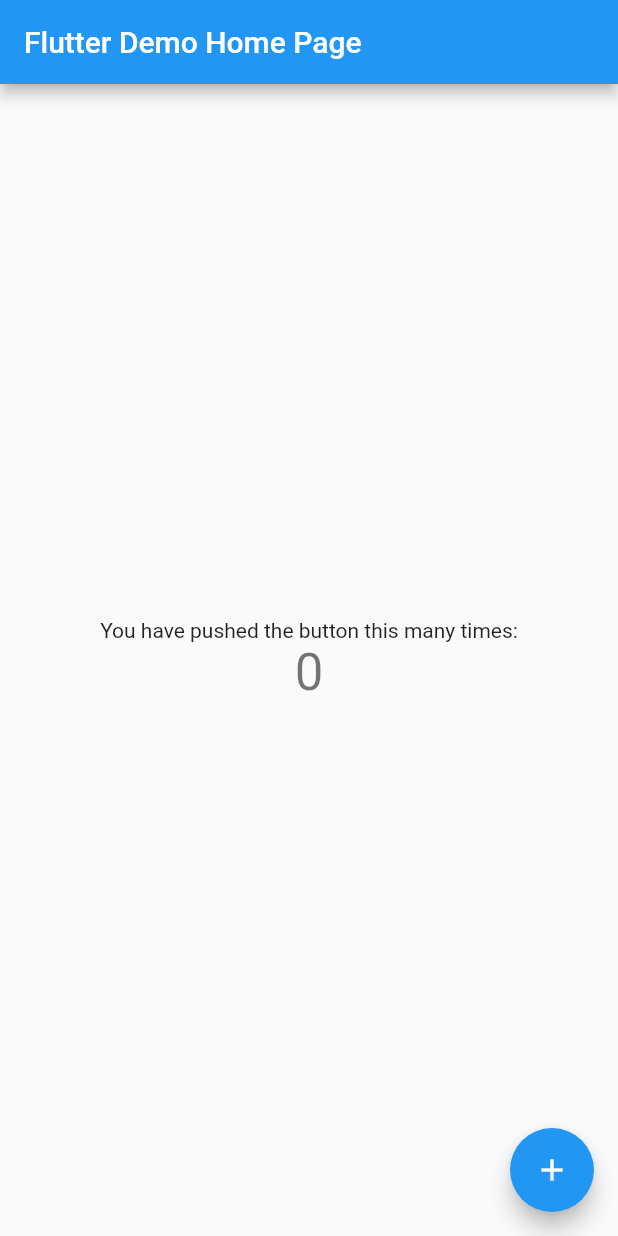
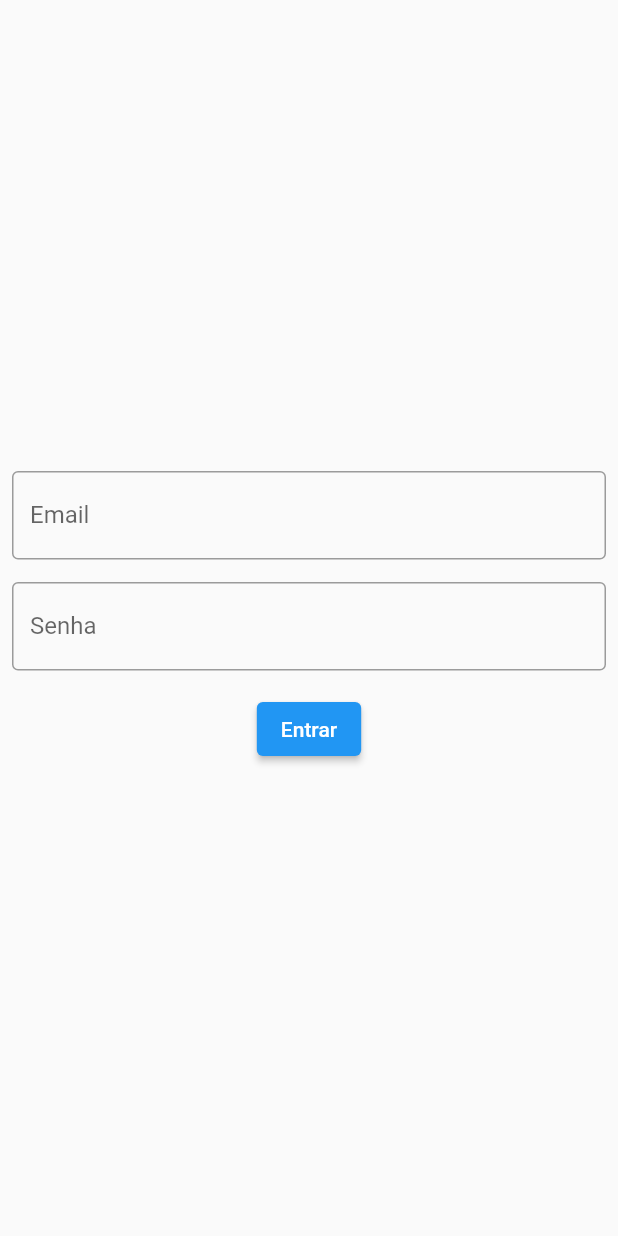
Before and after one commit to lucasvini382/programesi-flutter, a Flutter app: the screen it shows after launch, on a phone screen of 412 x 824 dp. Run offline on Flutter 3.47's test engine with Material 2 defaults, Android fonts, the phone set to English and light mode, and no system bars; our stand-ins replace dio, flutter_modular, sentry_flutter.

Commit message:
feature: :sparkles: integra com back-end

```diff
--- a/lib/main.dart
+++ b/lib/main.dart
@@ -1,115 +1,33 @@
 import 'package:flutter/material.dart';
+import 'package:flutter_modular/flutter_modular.dart';
+import 'package:programesi/utils/routing/modules/app.module.dart';
+import 'package:programesi/utils/routing/routes.dart';
+import 'package:programesi/view_model/user.view_model.dart';
+import 'package:provider/provider.dart';
 
 void main() {
-  runApp(const MyApp());
+  runApp(ModularApp(module: AppModule(), child: const ProgrameSiApp()));
 }
 
-class MyApp extends StatelessWidget {
-  const MyApp({Key? key}) : super(key: key);
+class ProgrameSiApp extends StatelessWidget {
+  const ProgrameSiApp({Key? key, this.initialRoute = loginRoute})
+      : super(key: key);
 
-  // This widget is the root of your application.
-  @override
-  Widget build(BuildContext context) {
-    return MaterialApp(
-      title: 'Flutter Demo',
-      theme: ThemeData(
-        // This is the theme of your application.
-        //
-        // Try running your application with "flutter run". You'll see the
-        // application has a blue toolbar. Then, without quitting the app, try
-        // changing the primarySwatch below to Colors.green and then invoke
-        // "hot reload" (press "r" in the console where you ran "flutter run",
-        // or simply save your changes to "hot reload" in a Flutter IDE).
-        // Notice that the counter didn't reset back to zero; the application
-        // is not restarted.
-        primarySwatch: Colors.blue,
-      ),
-      home: const MyHomePage(title: 'Flutter Demo Home Page'),
-    );
-  }
-}
-
-class MyHomePage extends StatefulWidget {
-  const MyHomePage({Key? key, required this.title}) : super(key: key);
-
-  // This widget is the home page of your application. It is stateful, meaning
-  // that it has a State object (defined below) that contains fields that affect
-  // how it looks.
-
-  // This class is the configuration for the state. It holds the values (in this
-  // case the title) provided by the parent (in this case the App widget) and
-  // used by the build method of the State. Fields in a Widget subclass are
-  // always marked "final".
-
-  final String title;
-
-  @override
-  State<MyHomePage> createState() => _MyHomePageState();
-}
-
-class _MyHomePageState extends State<MyHomePage> {
-  int _counter = 0;
-
-  void _incrementCounter() {
-    setState(() {
-      // This call to setState tells the Flutter framework that something has
-      // changed in this State, which causes it to rerun the build method below
-      // so that the display can reflect the updated values. If we changed
-      // _counter without calling setState(), then the build method would not be
-      // called again, and so nothing would appear to happen.
-      _counter++;
-    });
-  }
+  final String initialRoute;
 
   @override
   Widget build(BuildContext context) {
-    // This method is rerun every time setState is called, for instance as done
-    // by the _incrementCounter method above.
-    //
-    // The Flutter framework has been optimized to make rerunning build methods
-    // fast, so that you can just rebuild anything that needs updating rather
-    // than having to individually change instances of widgets.
-    return Scaffold(
-      appBar: AppBar(
-        // Here we take the value from the MyHomePage object that was created by
-        // the App.build method, and use it to set our appbar title.
-        title: Text(widget.title),
-      ),
-      body: Center(
-        // Center is a layout widget. It takes a single child and positions it
-        // in the middle of the parent.
-        child: Column(
-          // Column is also a layout widget. It takes a list of children and
-          // arranges them vertically. By default, it sizes itself to fit its
-          // children horizontally, and tries to be as tall as its parent.
-          //
-          // Invoke "debug painting" (press "p" in the console, choose the
-          // "Toggle Debug Paint" action from the Flutter Inspector in Android
-          // Studio, or the "Toggle Debug Paint" command in Visual Studio Code)
-          // to see the wireframe for each widget.
-          //
-          // Column has various properties to control how it sizes itself and
-          // how it positions its children. Here we use mainAxisAlignment to
-          // center the children vertically; the main axis here is the vertical
-          // axis because Columns are vertical (the cross axis would be
-          // horizontal).
-          mainAxisAlignment: MainAxisAlignment.center,
-          children: <Widget>[
-            const Text(
-              'You have pushed the button this many times:',
-            ),
-            Text(
-              '$_counter',
-              style: Theme.of(context).textTheme.headline4,
-            ),
-          ],
-        ),
-      ),
-      floatingActionButton: FloatingActionButton(
-        onPressed: _incrementCounter,
-        tooltip: 'Increment',
-        child: const Icon(Icons.add),
-      ), // This trailing comma makes auto-formatting nicer for build methods.
+    Modular.setInitialRoute(initialRoute);
+    final MultiProvider app = MultiProvider(
+      providers: [
+        ChangeNotifierProvider<UserViewModel>.value(
+            value: Modular.get<UserViewModel>()),
+      ],
+      child: MaterialApp.router(
+          title: "ProgrameSi",
+          routeInformationParser: Modular.routeInformationParser,
+          routerDelegate: Modular.routerDelegate),
     );
+    return app;
   }
 }
--- /dev/null
+++ b/lib/model/user.model.dart
@@ -0,0 +1,16 @@
+class UserModel extends User {
+  UserModel({this.firstName, this.lastName, this.email});
+
+  String? firstName;
+
+  String? lastName;
+
+  String? email;
+
+  UserModel.fromJson(Map<String, dynamic> json)
+      : firstName = json['firstName'],
+        lastName = json['lastName'],
+        email = json['email'];
+}
+
+abstract class User {}
--- /dev/null
+++ b/lib/utils/routing/routes.dart
@@ -0,0 +1 @@
+const String loginRoute = "/login";
--- /dev/null
+++ b/lib/view/login_page.dart
@@ -0,0 +1,95 @@
+import 'package:dio/dio.dart';
+import 'package:flutter/material.dart';
+import 'package:flutter_modular/flutter_modular.dart';
+import 'package:programesi/model/user.model.dart';
+import 'package:programesi/view_model/user.view_model.dart';
+import 'package:sentry_flutter/sentry_flutter.dart';
+
+class LoginPage extends StatefulWidget {
+  const LoginPage({Key? key}) : super(key: key);
+
+  @override
+  State<LoginPage> createState() => _LoginPageState();
+}
+
+class _LoginPageState extends State<LoginPage> {
+  final UserViewModel userViewModel = Modular.get<UserViewModel>();
+  final TextEditingController emailController = TextEditingController();
+  final TextEditingController passwordController = TextEditingController();
+  bool loading = false;
+
+  @override
+  void dispose() {
+    super.dispose();
+    emailController.dispose();
+    passwordController.dispose();
+  }
+
+  @override
+  Widget build(BuildContext context) {
+    return Material(
+      child: SizedBox(
+        width: MediaQuery.of(context).size.width,
+        height: MediaQuery.of(context).size.height,
+        child: Padding(
+          padding: const EdgeInsets.all(8.0),
+          child: Column(
+            mainAxisAlignment: MainAxisAlignment.center,
+            children: [
+              TextField(
+                  onSubmitted: (value) => TextInputAction.next,
+                  keyboardType: TextInputType.emailAddress,
+                  controller: emailController,
+                  decoration: const InputDecoration(
+                    labelText: 'Email',
+                    border: OutlineInputBorder(),
+                  )),
+              SizedBox(height: 10 * MediaQuery.of(context).devicePixelRatio),
+              TextField(
+                  onSubmitted: (value) => TextInputAction.done,
+                  obscureText: true,
+                  controller: passwordController,
+                  decoration: const InputDecoration(
+                    labelText: 'Senha',
+                    border: OutlineInputBorder(),
+                  )),
+              SizedBox(height: 10 * MediaQuery.of(context).devicePixelRatio),
+              ElevatedButton(
+                  onPressed: () {
+                    _loginUser(emailController.text, passwordController.text);
+                  },
+                  child: const Text('Entrar'))
+            ],
+          ),
+        ),
+      ),
+    );
+  }
+
+  Future<void> _loginUser(String email, String password) async {
+    try {
+      User user = await userViewModel.loginUser(
+          emailController.text, passwordController.text);
+
+      print(user);
+      // Modular.to.navigate(rootRoute, arguments: userState);
+    } on DioError catch (error, stack) {
+      String? response;
+
+      try {
+        response = error.response?.data['errors'].join(" ");
+      } catch (e) {
+        response =
+            'Ocorreu um erro. Por favor, verifique seus dados e tente novamente.';
+      }
+
+      await Sentry.captureException(error, stackTrace: stack);
+    } catch (error, stack) {
+      String? response =
+          'Ocorreu um erro. Por favor, verifique seus dados e tente novamente.';
+      await Sentry.captureException(error, stackTrace: stack);
+    } finally {
+      setState(() => loading = false);
+    }
+  }
+}
--- /dev/null
+++ b/lib/view_model/services/auth.service.dart
@@ -0,0 +1,25 @@
+import 'package:programesi/model/user.model.dart';
+import 'package:http/http.dart' as http;
+import 'dart:convert' as convert;
+
+class AuthService {
+  Future<User> login(String? email, String? password) async {
+    final Map<String, dynamic> data = {
+      "login": email,
+      "password": password,
+      "systemId": "seller",
+    };
+
+    var url = Uri.https('4ffd-45-191-107-15.ngrok.io', '/api/user/login');
+    final Map<String, String> header = {
+      "login": email ?? '',
+      "password": password ?? '',
+    };
+    // Await the http get response, then decode the json-formatted response.
+    var response = await http.get(url, headers: header);
+
+    var jsonResponse =
+        convert.jsonDecode(response.body) as Map<String, dynamic>;
+    return UserModel.fromJson(jsonResponse);
+  }
+}
--- /dev/null
+++ b/lib/view_model/user.view_model.dart
@@ -0,0 +1,11 @@
+import 'package:flutter/material.dart';
+import 'package:programesi/model/user.model.dart';
+import 'package:programesi/view_model/services/auth.service.dart';
+
+class UserViewModel with ChangeNotifier {
+  Future<User> loginUser(String? email, String? password) async {
+    User user = await AuthService().login(email, password);
+
+    return user;
+  }
+}
--- a/pubspec.yaml
+++ b/pubspec.yaml
@@ -34,6 +34,11 @@
   # The following adds the Cupertino Icons font to your application.
   # Use with the CupertinoIcons class for iOS style icons.
   cupertino_icons: ^1.0.2
+  flutter_modular: ^5.0.3
+  dio: ^4.0.6
+  sentry_flutter: ^6.11.2
+  provider: ^6.0.4
+  http: ^0.13.5
 
 dev_dependencies:
   flutter_test:
```
Also changed, not shown: lib/utils/routing/modules/app.module.dart (added, +16 -0 lines), pubspec.lock, 5 other files.
